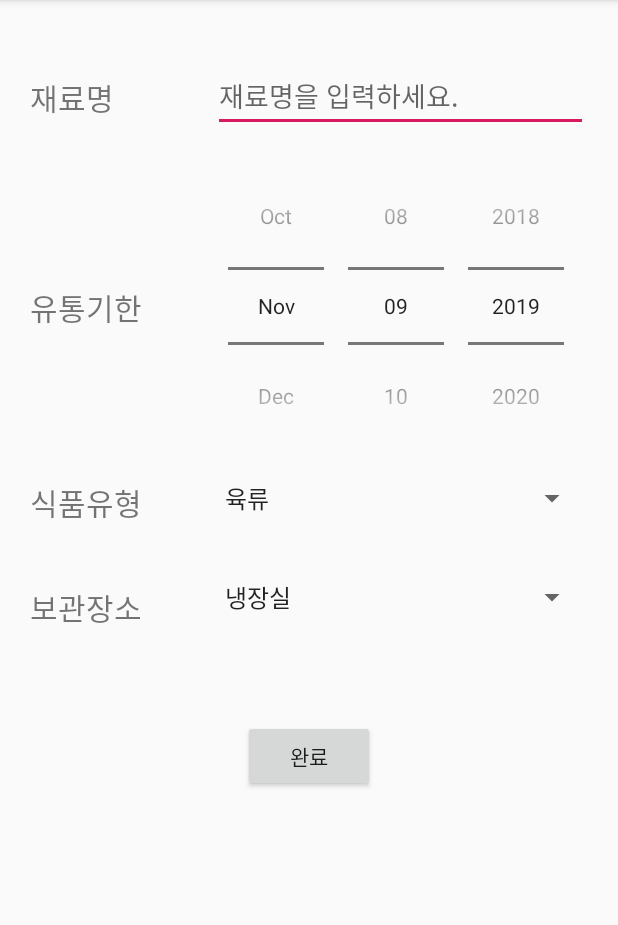
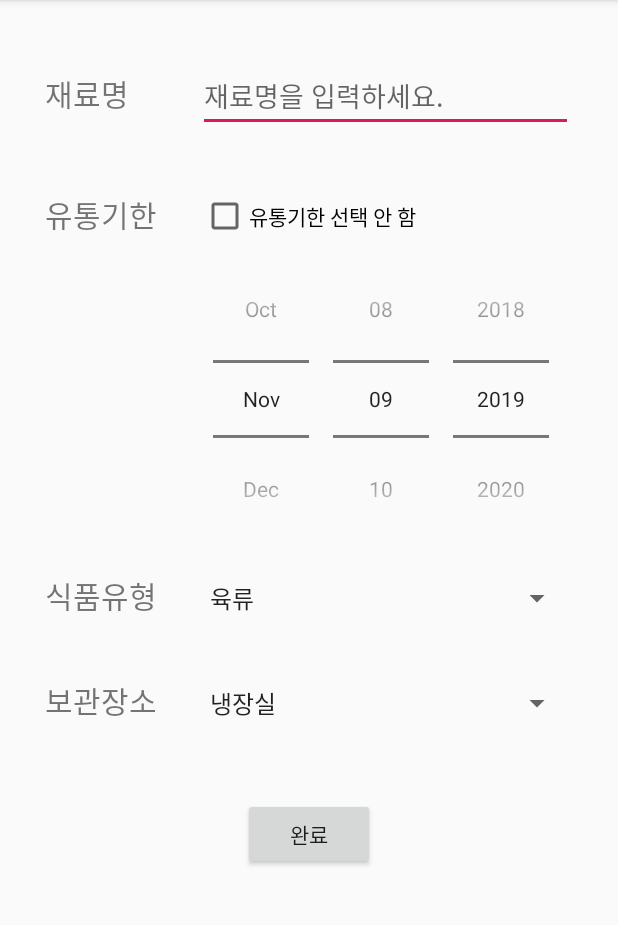
Before and after one commit to kminzy/Myfi, an Android app: the AddIngredientActivity screen opened directly, with no data from a screen before it, on a phone screen of 412 x 824 dp, the part 84-1009 px from its top. Run offline under Robolectric (Android 15) with nearby library versions, the phone set to English and light mode, and no system bars; 4 statements that could not run were skipped.

Commit message:
Adding Ingredient Changed

```diff
--- a/app/src/main/java/com/MyFi/MyFridge/AddIngredientActivity.java
+++ b/app/src/main/java/com/MyFi/MyFridge/AddIngredientActivity.java
@@ -18,6 +18,7 @@ import android.widget.AdapterView;
 import android.widget.ArrayAdapter;
 import android.widget.AutoCompleteTextView;
 import android.widget.Button;
+import android.widget.CheckBox;
 import android.widget.DatePicker;
 import android.widget.Spinner;
 import android.widget.Toast;
@@ -45,11 +46,14 @@ public class AddIngredientActivity extends AppCompatActivity {
     private HttpConnection httpConn = HttpConnection.getInstance();
     public IngredientName_Code ingredientName_code = new IngredientName_Code();
     public static Context aContext;
+    public CheckBox noExpDate;
+
 
     @Override
     protected void onCreate(Bundle savedInstanceState) {
         super.onCreate(savedInstanceState);
         setContentView(R.layout.activity_add_ingredient);
+
 
         aContext = this;
         //재료등록일 , 유통기한 초기화
@@ -110,6 +114,11 @@ public class AddIngredientActivity extends AppCompatActivity {
             }
         });
 
+        // 유통기한 선택 안 함
+        noExpDate = findViewById(R.id.noExpDateCheck);
+        noExpDate.setChecked(false);
+
+
         // 식품유형 선택
         Spinner categorySpinner = findViewById(R.id.pickCategory);
         ArrayAdapter categoryAdapter = ArrayAdapter.createFromResource(this, R.array.ingredientCategory, android.R.layout.simple_spinner_item);
@@ -158,6 +167,11 @@ public class AddIngredientActivity extends AppCompatActivity {
             @Override
             public void onClick(View v) {
 
+
+
+                if(noExpDate.isChecked()) {
+                    ingredient.setExp_date("2999-12-31");
+                }
                 ingredient.setUid(((MainActivity)MainActivity.mContext).user.getUid());
                 IngredientName_Code tmpic = new IngredientName_Code();
                 tmpic.setName(ingredient.getName());
--- a/app/src/main/java/com/MyFi/MyFridge/SettingActivity.java
+++ b/app/src/main/java/com/MyFi/MyFridge/SettingActivity.java
@@ -10,9 +10,13 @@ import android.preference.PreferenceActivity;
 import android.preference.PreferenceManager;
 import android.widget.Toast;
 
+import java.util.HashSet;
 import java.util.Set;
 
 public class SettingActivity extends PreferenceActivity {
+
+    Set<String> mainTool = new HashSet<String>();
+
     @Override
     protected void onCreate(Bundle savedInstanceState) {
         super.onCreate(savedInstanceState);
--- a/app/src/main/res/layout/activity_add_ingredient.xml
+++ b/app/src/main/res/layout/activity_add_ingredient.xml
@@ -1,5 +1,5 @@
 <?xml version="1.0" encoding="utf-8"?>
-<androidx.constraintlayout.widget.ConstraintLayout xmlns:android="http://schemas.android.com/apk/res/android"
+<LinearLayout xmlns:android="http://schemas.android.com/apk/res/android"
     xmlns:app="http://schemas.android.com/apk/res-auto"
     android:layout_width="match_parent"
     android:layout_height="match_parent"
@@ -7,102 +7,134 @@
     android:orientation="vertical"
     tools:context=".AddIngredientActivity">
 
+    <LinearLayout
+        android:layout_width="match_parent"
+        android:layout_height="wrap_content"
+        android:layout_marginStart="30dp"
+        android:layout_marginTop="40dp"
+        android:layout_marginEnd="30dp"
+        android:orientation="horizontal">
+
         <TextView
             android:id="@+id/addIngredientName"
             android:layout_width="wrap_content"
             android:layout_height="wrap_content"
-        android:layout_marginStart="20dp"
-        android:layout_marginTop="50dp"
             android:text="재료명"
-        android:textSize="20sp"
-        app:layout_constraintStart_toStartOf="parent"
-        app:layout_constraintTop_toTopOf="parent" />
+            android:textSize="20sp" />
+
+        <View
+            android:layout_width="0dp"
+            android:layout_height="0dp"
+            android:layout_weight="1"/>
 
         <AutoCompleteTextView
             android:id="@+id/autoIngredientSearch"
             android:layout_width="250dp"
             android:layout_height="wrap_content"
+            android:completionThreshold="1"
+            android:hint="재료명을 입력하세요."
+            android:privateImeOptions="defaultInputmode=korean" />
+
+    </LinearLayout>
+    <LinearLayout
+        android:layout_width="wrap_content"
+        android:layout_height="wrap_content"
+        android:layout_marginStart="30dp"
         android:layout_marginTop="40dp"
-        android:layout_marginEnd="20dp"
-        android:hint="재료명을 입력하세요."
-        android:completionThreshold="1"
-        android:privateImeOptions="defaultInputmode=korean"
-        app:layout_constraintEnd_toEndOf="parent"
-        app:layout_constraintTop_toTopOf="parent" />
+        android:layout_marginEnd="30dp"
+        android:orientation="horizontal">
 
         <TextView
             android:id="@+id/addExpirationDate"
             android:layout_width="wrap_content"
             android:layout_height="wrap_content"
-        android:layout_marginStart="20dp"
-        android:layout_marginTop="110dp"
             android:text="유통기한"
-        android:textSize="20sp"
-        app:layout_constraintEnd_toStartOf="@id/datePicker"
-        app:layout_constraintHorizontal_bias="0.0"
-        app:layout_constraintStart_toStartOf="parent"
-        app:layout_constraintTop_toBottomOf="@id/addIngredientName" />
+            android:textSize="20sp" />
+
+        <View
+            android:layout_width="0dp"
+            android:layout_height="0dp"
+            android:layout_weight="1"/>
+
+        <LinearLayout
+            android:layout_width="wrap_content"
+            android:layout_height="wrap_content"
+            android:orientation="vertical">
+
+            <CheckBox
+                android:id="@+id/noExpDateCheck"
+                android:layout_width="wrap_content"
+                android:layout_height="wrap_content"
+                android:text="유통기한 선택 안 함" />
 
             <DatePicker
                 android:id="@+id/datePicker"
                 android:layout_width="wrap_content"
                 android:layout_height="wrap_content"
+                android:calendarViewShown="false"
+                android:datePickerMode="spinner"/>
+        </LinearLayout>
+    </LinearLayout>
+
+    <LinearLayout
+        android:layout_width="wrap_content"
+        android:layout_height="wrap_content"
+        android:layout_marginStart="30dp"
         android:layout_marginTop="10dp"
-        android:layout_marginEnd="20dp"
-        android:calendarViewShown="false"
-        android:datePickerMode="spinner"
-        app:layout_constraintEnd_toEndOf="parent"
-        app:layout_constraintTop_toBottomOf="@id/autoIngredientSearch" />
+        android:layout_marginEnd="30dp"
+        android:orientation="horizontal">
 
         <TextView
             android:id="@+id/addCategory"
             android:layout_width="wrap_content"
             android:layout_height="wrap_content"
-        android:layout_marginStart="20dp"
-        android:layout_marginTop="100dp"
             android:text="식품유형"
-        android:textSize="20sp"
-        app:layout_constraintStart_toStartOf="parent"
-        app:layout_constraintTop_toBottomOf="@id/addExpirationDate" />
+            android:textSize="20sp"/>
+
+        <View
+            android:layout_width="0dp"
+            android:layout_height="0dp"
+            android:layout_weight="1"/>
 
         <Spinner
             android:id="@+id/pickCategory"
             android:layout_width="250dp"
+            android:layout_height="wrap_content" />
+    </LinearLayout>
+
+    <LinearLayout
+        android:layout_width="wrap_content"
         android:layout_height="wrap_content"
-        android:layout_marginTop="10dp"
-        android:layout_marginEnd="20dp"
-        app:layout_constraintEnd_toEndOf="parent"
-        app:layout_constraintTop_toBottomOf="@id/datePicker" />
+        android:layout_marginStart="30dp"
+        android:layout_marginTop="40dp"
+        android:layout_marginEnd="30dp"
+        android:orientation="horizontal">
 
         <TextView
             android:id="@+id/addPlace"
             android:layout_width="wrap_content"
             android:layout_height="wrap_content"
-        android:layout_marginStart="20dp"
-        android:layout_marginTop="40dp"
             android:text="보관장소"
-        android:textSize="20sp"
-        app:layout_constraintStart_toStartOf="parent"
-        app:layout_constraintTop_toBottomOf="@id/addCategory" />
+            android:textSize="20sp" />
+
+        <View
+            android:layout_width="0dp"
+            android:layout_height="0dp"
+            android:layout_weight="1"/>
 
         <Spinner
             android:id="@+id/pickPlace"
             android:layout_width="250dp"
-        android:layout_height="wrap_content"
-        android:layout_marginTop="42dp"
-        android:layout_marginEnd="20dp"
-        app:layout_constraintEnd_toEndOf="parent"
-        app:layout_constraintTop_toBottomOf="@id/pickCategory" />
+            android:layout_height="wrap_content" />
+    </LinearLayout>
+
 
     <Button
         android:id="@+id/addCompleteButton"
         android:layout_width="wrap_content"
         android:layout_height="wrap_content"
-        android:layout_marginTop="70dp"
-        android:text="완료"
-        app:layout_constraintEnd_toEndOf="parent"
-        app:layout_constraintHorizontal_bias="0.5"
-        app:layout_constraintStart_toStartOf="parent"
-        app:layout_constraintTop_toBottomOf="@id/pickPlace" />
+        android:layout_gravity="center"
+        android:layout_marginTop="50dp"
+        android:text="완료" />
 
-</androidx.constraintlayout.widget.ConstraintLayout>
+</LinearLayout>
```
Lines whose indentation alone changed are shown as unchanged.
